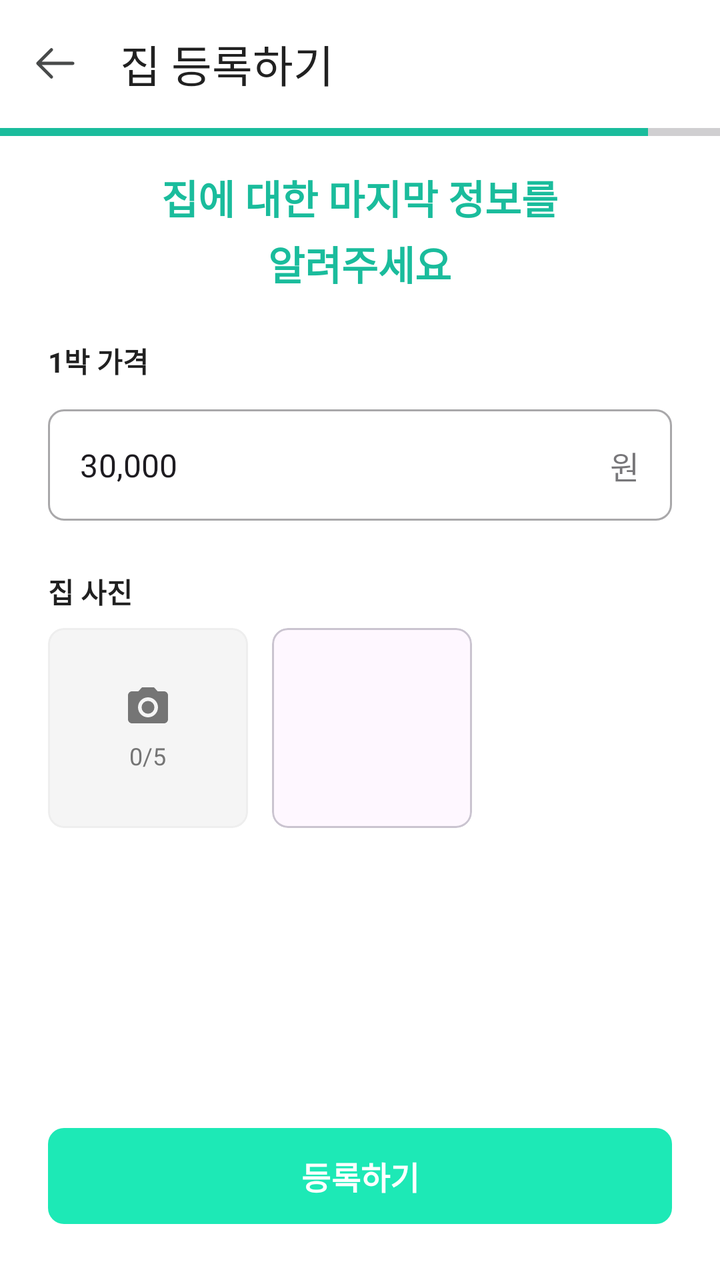
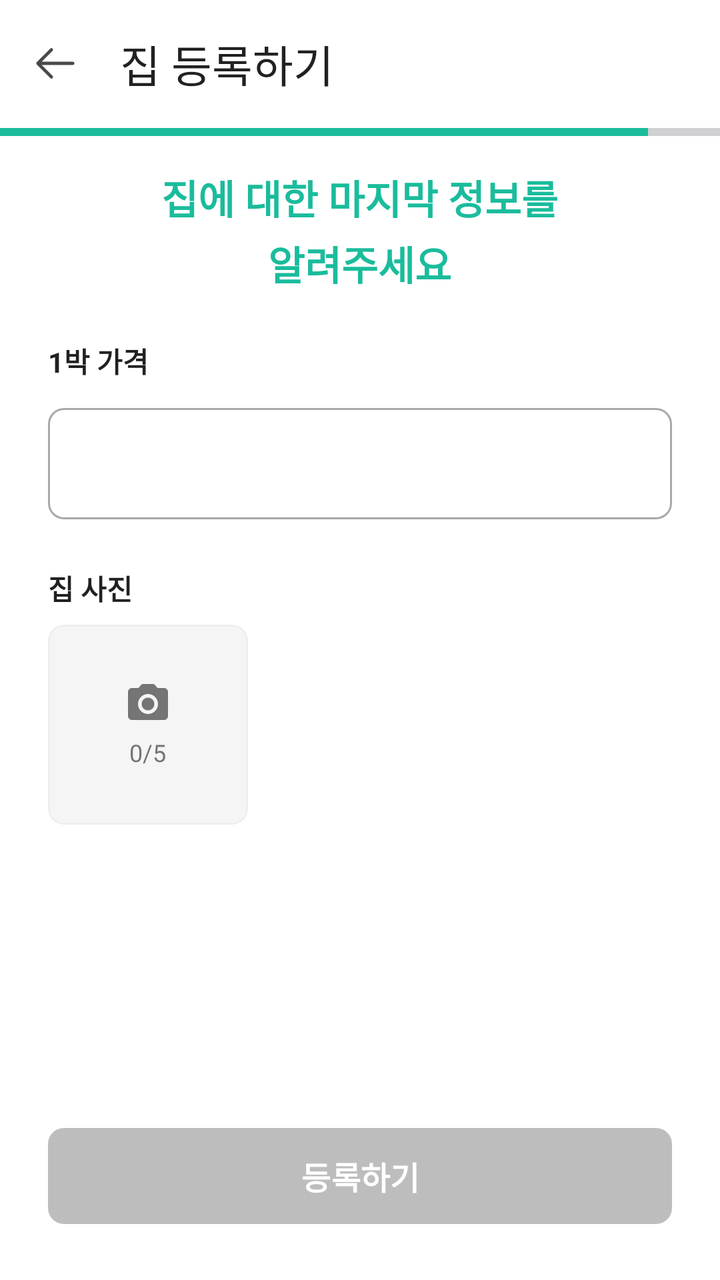

Before-and-after screenshots of an Android layout around one commit, followed by the original layout XML and the change that was made.
<!-- AndroidManifest.xml: application theme Theme.JJB20 -->
<!-- res/layout/activity_register_final.xml -->
<?xml version="1.0" encoding="utf-8"?>
<androidx.constraintlayout.widget.ConstraintLayout
    xmlns:android="http://schemas.android.com/apk/res/android"
    xmlns:app="http://schemas.android.com/apk/res-auto"
    xmlns:tools="http://schemas.android.com/tools"
    android:layout_width="match_parent"
    android:layout_height="match_parent"
    android:background="#FFFFFF">

    <com.google.android.material.appbar.AppBarLayout
        android:id="@+id/appBarLayout"
        android:layout_width="match_parent"
        android:layout_height="wrap_content"
        android:background="#FFFFFF"
        app:elevation="0dp"
        app:layout_constraintTop_toTopOf="parent">

        <com.google.android.material.appbar.MaterialToolbar
            android:id="@+id/toolbar"
            android:layout_width="match_parent"
            android:layout_height="?attr/actionBarSize"
            app:navigationIcon="@drawable/arrow_left"
            app:title="집 등록하기"
            app:titleTextColor="#212121" />

    </com.google.android.material.appbar.AppBarLayout>

    <ProgressBar
        android:id="@+id/progressBar"
        style="?android:attr/progressBarStyleHorizontal"
        android:layout_width="match_parent"
        android:layout_height="4dp"
        android:indeterminate="false"
        android:max="100"
        android:progress="90"
        android:progressTint="#1ABC9C"
        app:layout_constraintTop_toBottomOf="@id/appBarLayout" />

    <com.google.android.material.button.MaterialButton
        android:id="@+id/register_button"
        android:layout_width="0dp"
        android:layout_height="56dp"
        android:layout_marginStart="24dp"
        android:layout_marginEnd="24dp"
        android:layout_marginBottom="24dp"
        android:text="등록하기"
        android:textColor="#FFFFFF"
        android:textSize="16sp"
        android:textStyle="bold"
        app:backgroundTint="#1DE9B6"
        app:cornerRadius="8dp"
        app:layout_constraintBottom_toBottomOf="parent"
        app:layout_constraintEnd_toEndOf="parent"
        app:layout_constraintStart_toStartOf="parent" />

    <ScrollView
        android:layout_width="0dp"
        android:layout_height="0dp"
        android:layout_marginTop="16dp"
        android:layout_marginBottom="16dp"
        android:fillViewport="true"
        app:layout_constraintBottom_toTopOf="@id/register_button"
        app:layout_constraintEnd_toEndOf="parent"
        app:layout_constraintStart_toStartOf="parent"
        app:layout_constraintTop_toBottomOf="@id/progressBar">

        <LinearLayout
            android:layout_width="match_parent"
            android:layout_height="wrap_content"
            android:orientation="vertical"
            android:paddingStart="24dp"
            android:paddingEnd="24dp">

            <TextView
                android:id="@+id/subtitle_text"
                android:layout_width="wrap_content"
                android:layout_height="wrap_content"
                android:layout_marginBottom="24dp"
                android:lineSpacingExtra="4dp"
                android:layout_gravity="center"
                android:text="집에 대한 마지막 정보를\n알려주세요"
                android:textAlignment="center"
                android:textColor="#1ABC9C"
                android:textSize="20sp"
                android:textStyle="bold" />

            <TextView
                android:layout_width="wrap_content"
                android:layout_height="wrap_content"
                android:text="1박 가격"
                android:textColor="#212121"
                android:textSize="14sp"
                android:textStyle="bold" />

            <com.google.android.material.textfield.TextInputLayout
                style="@style/Widget.MaterialComponents.TextInputLayout.OutlinedBox"
                android:layout_width="match_parent"
                android:layout_height="wrap_content"
                android:layout_marginTop="8dp"
                app:boxCornerRadiusBottomEnd="8dp"
                app:boxCornerRadiusBottomStart="8dp"
                app:boxCornerRadiusTopEnd="8dp"
                app:boxCornerRadiusTopStart="8dp"
                app:suffixText="원">

                <com.google.android.material.textfield.TextInputEditText
                    android:layout_width="match_parent"
                    android:layout_height="wrap_content"
                    android:inputType="number"
                    android:text="30,000"
                    android:maxLines="1" />
            </com.google.android.material.textfield.TextInputLayout>

            <TextView
                android:layout_width="wrap_content"
                android:layout_height="wrap_content"
                android:layout_marginTop="24dp"
                android:text="집 사진"
                android:textColor="#212121"
                android:textSize="14sp"
                android:textStyle="bold" />

            <HorizontalScrollView
                android:layout_width="match_parent"
                android:layout_height="wrap_content"
                android:layout_marginTop="8dp"
                android:scrollbars="none">

                <LinearLayout
                    android:layout_width="wrap_content"
                    android:layout_height="wrap_content"
                    android:orientation="horizontal">

                    <com.google.android.material.card.MaterialCardView
                        android:id="@+id/add_photo_button"
                        android:layout_width="100dp"
                        android:layout_height="100dp"
                        app:cardCornerRadius="8dp"
                        app:cardBackgroundColor="#F5F5F5"
                        app:cardElevation="0dp"
                        app:strokeColor="#EEEEEE"
                        app:strokeWidth="1dp">

                        <LinearLayout
                            android:layout_width="match_parent"
                            android:layout_height="match_parent"
                            android:gravity="center"
                            android:orientation="vertical">

                            <ImageView
                                android:layout_width="24dp"
                                android:layout_height="24dp"
                                android:src="@drawable/ic_camera_alt"
                                app:tint="#757575" />

                            <TextView
                                android:layout_width="wrap_content"
                                android:layout_height="wrap_content"
                                android:layout_marginTop="4dp"
                                android:text="0/5"
                                android:textColor="#757575"
                                android:textSize="12sp" />
                        </LinearLayout>
                    </com.google.android.material.card.MaterialCardView>

                    <com.google.android.material.card.MaterialCardView
                        android:layout_width="100dp"
                        android:layout_height="100dp"
                        android:layout_marginStart="12dp"
                        app:cardCornerRadius="8dp"
                        app:cardElevation="0dp">


                    </com.google.android.material.card.MaterialCardView>

                </LinearLayout>
            </HorizontalScrollView>

        </LinearLayout>
    </ScrollView>

</androidx.constraintlayout.widget.ConstraintLayout>
<!-- resources referenced by this layout -->
<resources>
  <!-- drawable arrow_left (drawable) -->
  <vector xmlns:android="http://schemas.android.com/apk/res/android" android:height="24dp" android:viewportHeight="30" android:viewportWidth="30" android:width="24dp">
        
      <path android:fillColor="#00000000" android:pathData="M12.153,23.09L3.646,14.583M3.646,14.583L12.153,6.076M3.646,14.583L25.521,14.583" android:strokeColor="#484A4A" android:strokeLineCap="round" android:strokeLineJoin="round" android:strokeWidth="2"/>
      
  </vector>
  <!-- drawable ic_camera_alt (drawable) -->
  <vector xmlns:android="http://schemas.android.com/apk/res/android" android:height="24dp" android:tint="#000000" android:viewportHeight="24" android:viewportWidth="24" android:width="24dp">
        
      <path android:fillColor="@android:color/white" android:pathData="M12,12m-3.2,0a3.2,3.2 0,1 1,6.4 0a3.2,3.2 0,1 1,-6.4 0"/>
        
      <path android:fillColor="@android:color/white" android:pathData="M9,2L7.17,4L4,4c-1.1,0 -2,0.9 -2,2v12c0,1.1 0.9,2 2,2h16c1.1,0 2,-0.9 2,-2L22,6c0,-1.1 -0.9,-2 -2,-2h-3.17L15,2L9,2zM12,17c-2.76,0 -5,-2.24 -5,-5s2.24,-5 5,-5 5,2.24 5,5 -2.24,5 -5,5z"/>
      
  </vector>
  <style name="Theme.JJB20" parent="Base.Theme.JJB20" />
  <style name="Base.Theme.JJB20" parent="Theme.Material3.DayNight.NoActionBar">
          
          
      </style>
</resources>

<!-- the commit's change to res/layout/activity_register_final.xml (unified diff, before → after) -->
@@ -47,7 +47,7 @@
         android:textColor="#FFFFFF"
         android:textSize="16sp"
         android:textStyle="bold"
-        app:backgroundTint="#1DE9B6"
+        app:backgroundTint="#BDBDBD"
         app:cornerRadius="8dp"
         app:layout_constraintBottom_toBottomOf="parent"
         app:layout_constraintEnd_toEndOf="parent"
@@ -104,11 +104,13 @@
                 app:suffixText="원">
 
                 <com.google.android.material.textfield.TextInputEditText
+                    android:id="@+id/price_edit_text"
                     android:layout_width="match_parent"
                     android:layout_height="wrap_content"
                     android:inputType="number"
-                    android:text="30,000"
-                    android:maxLines="1" />
+                    android:maxLines="1"
+                    tools:ignore="SpeakableTextPresentCheck"
+                    />
             </com.google.android.material.textfield.TextInputLayout>
 
             <TextView
@@ -154,6 +156,7 @@
                                 app:tint="#757575" />
 
                             <TextView
+                                android:id="@+id/photoCounterText"
                                 android:layout_width="wrap_content"
                                 android:layout_height="wrap_content"
                                 android:layout_marginTop="4dp"
@@ -163,15 +166,6 @@
                         </LinearLayout>
                     </com.google.android.material.card.MaterialCardView>
 
-                    <com.google.android.material.card.MaterialCardView
-                        android:layout_width="100dp"
-                        android:layout_height="100dp"
-                        android:layout_marginStart="12dp"
-                        app:cardCornerRadius="8dp"
-                        app:cardElevation="0dp">
-
-
-                    </com.google.android.material.card.MaterialCardView>
 
                 </LinearLayout>
             </HorizontalScrollView>
